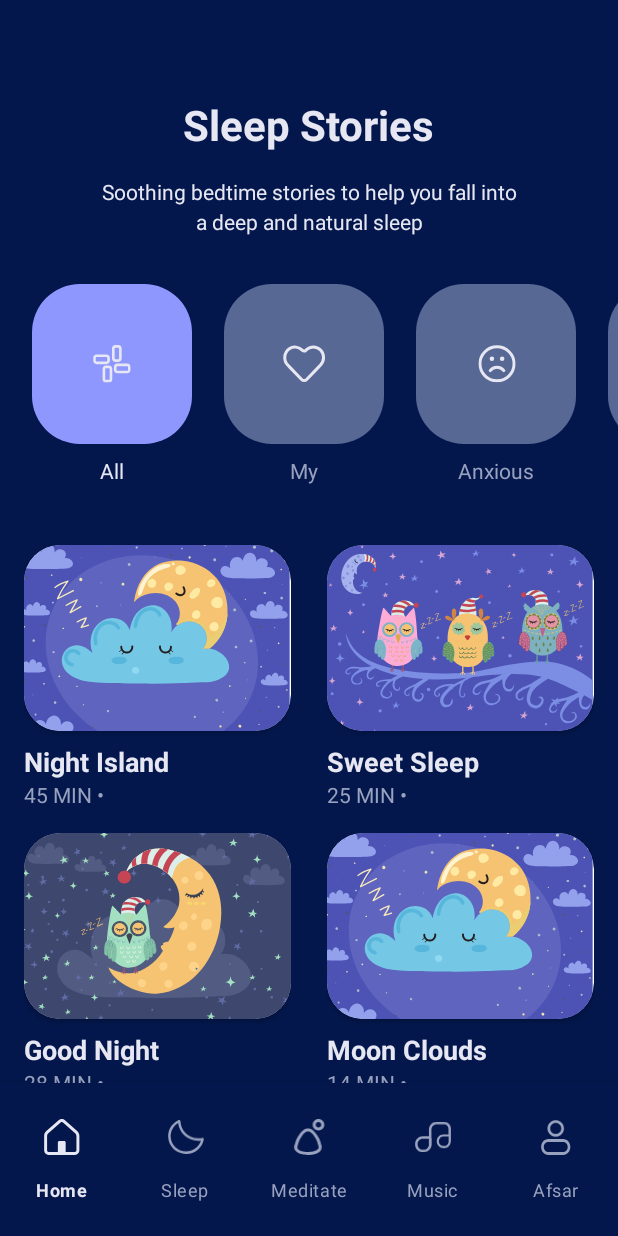
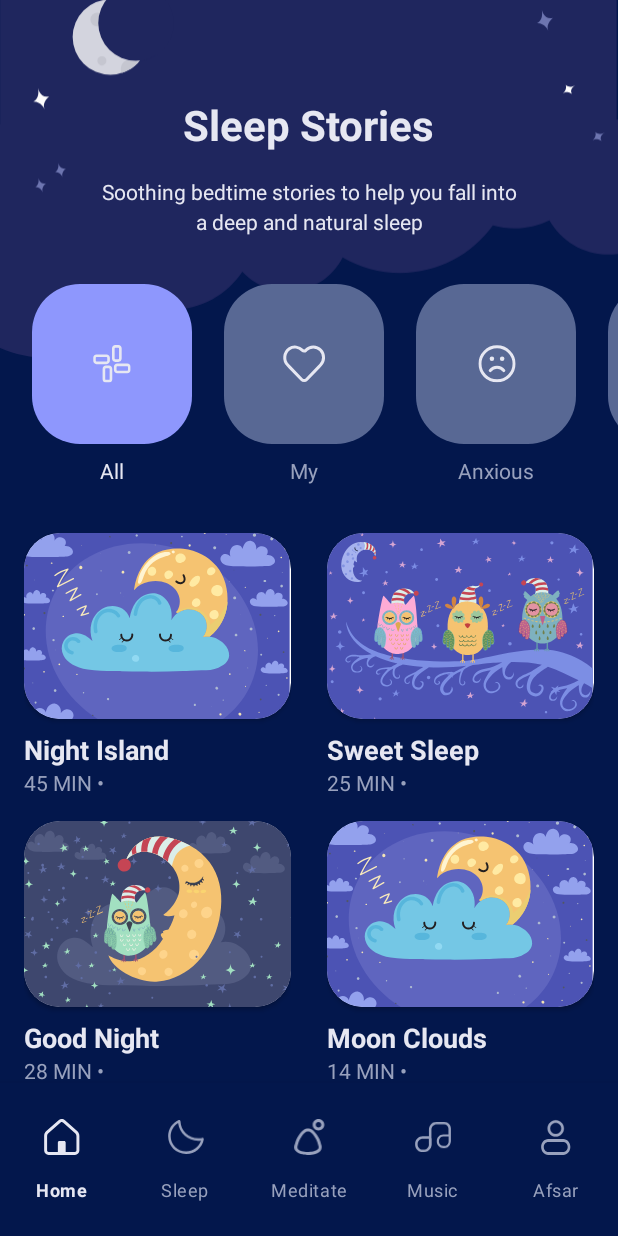
Before and after one commit to DmitryAvanesov/sleep, an Android app: the screen it shows after launch (ListActivity), on a phone screen of 412 x 824 dp. Run offline under Robolectric (Android 15) with nearby library versions, the phone set to English and light mode, and no system bars.

Commit message:
Added a bg image

```diff
--- /dev/null
+++ b/app/src/main/res/drawable/ic_list_background.xml
@@ -0,0 +1,47 @@
+<vector xmlns:android="http://schemas.android.com/apk/res/android"
+    android:width="415dp"
+    android:height="256dp"
+    android:viewportWidth="415"
+    android:viewportHeight="256">
+  <path
+      android:pathData="M0.096,98.17C-29.017,110.713 -49.398,139.665 -49.398,173.378C-49.398,218.585 -12.75,255.232 32.456,255.232C59.93,255.232 84.242,241.697 99.089,220.932C104.091,222.352 109.371,223.112 114.829,223.112C134.806,223.112 152.404,212.926 162.712,197.463C170.278,205.593 181.074,210.679 193.057,210.679C209.256,210.679 223.284,201.385 230.101,187.839C241.436,194.455 254.623,198.245 268.694,198.245C294.364,198.245 317.088,185.63 331.004,166.262C335.577,167.523 340.394,168.197 345.368,168.197C353.823,168.197 361.823,166.25 368.944,162.779C376.793,176.537 391.599,185.812 408.572,185.812C433.75,185.812 454.161,165.4 454.161,140.222C454.161,116.913 436.669,97.69 414.096,94.964L414.096,-20L0.096,-20L0.096,98.17ZM165.642,138.15L165.368,138.15C165.398,138.204 165.427,138.259 165.457,138.314C165.519,138.259 165.581,138.204 165.642,138.15Z"
+      android:fillColor="#1F265E"
+      android:fillType="evenOdd"/>
+  <path
+      android:pathData="M74.154,39.63m-25.37,0a25.37,25.37 0,1 1,50.74 0a25.37,25.37 0,1 1,-50.74 0"
+      android:fillColor="#D3D4DE"/>
+  <path
+      android:pathData="M65.393,27.926m-4.657,0a4.657,4.657 0,1 1,9.315 0a4.657,4.657 0,1 1,-9.315 0"
+      android:fillColor="#C5C6D0"/>
+  <path
+      android:pathData="M84.623,39.416m-6.752,0a6.752,6.752 0,1 1,13.505 0a6.752,6.752 0,1 1,-13.505 0"
+      android:fillColor="#F1F1F3"/>
+  <path
+      android:pathData="M92.984,56.633C89.984,59.953 86.118,62.476 81.743,63.846C81.364,63.002 81.153,62.067 81.153,61.083C81.153,57.354 84.176,54.33 87.906,54.33C89.93,54.33 91.747,55.221 92.984,56.633Z"
+      android:fillColor="#C5C6D0"
+      android:fillType="evenOdd"/>
+  <path
+      android:pathData="M68.411,55.624m-3.019,0a3.019,3.019 0,1 1,6.037 0a3.019,3.019 0,1 1,-6.037 0"
+      android:fillColor="#C5C6D0"/>
+  <path
+      android:pathData="M91.375,30.254m-25.37,0a25.37,25.37 0,1 1,50.74 0a25.37,25.37 0,1 1,-50.74 0"
+      android:fillColor="#1F265E"/>
+  <path
+      android:pathData="M25.569,73.929C25.569,73.929 26.941,81.063 33.09,79.448C33.09,79.448 27.932,83.399 29.913,88.07C29.913,88.07 27.561,82.785 22.27,83.044C22.27,83.044 26.819,81.556 25.569,73.929Z"
+      android:fillColor="#FCFCFC"/>
+  <path
+      android:pathData="M363.836,21.198C363.836,21.198 365.208,28.332 371.357,26.716C371.357,26.716 366.199,30.667 368.18,35.338C368.18,35.338 365.828,30.053 360.537,30.313C360.537,30.313 365.087,28.824 363.836,21.198Z"
+      android:fillColor="#6D75B0"/>
+  <path
+      android:pathData="M25.792,134.167C25.792,134.167 26.731,139.053 30.943,137.946C30.943,137.946 27.41,140.653 28.766,143.852C28.766,143.852 27.156,140.232 23.532,140.41C23.532,140.41 26.648,139.39 25.792,134.167Z"
+      android:fillColor="#6D75B0"/>
+  <path
+      android:pathData="M386.179,72.184C386.179,72.184 381.971,74.335 384.096,77.883C384.096,77.883 380.692,75.377 378.132,77.462C378.132,77.462 381.008,75.034 379.886,71.776C379.886,71.776 381.641,74.348 386.179,72.184Z"
+      android:fillColor="#ffffff"/>
+  <path
+      android:pathData="M39.119,124.148C39.119,124.148 40.058,129.034 44.27,127.928C44.27,127.928 40.737,130.634 42.094,133.833C42.094,133.833 40.483,130.213 36.859,130.391C36.859,130.391 39.975,129.371 39.119,124.148Z"
+      android:fillColor="#6D75B0"/>
+  <path
+      android:pathData="M406.051,103.832C406.051,103.832 401.843,105.983 403.968,109.531C403.968,109.531 400.563,107.025 398.004,109.11C398.004,109.11 400.88,106.682 399.758,103.424C399.758,103.424 401.513,105.996 406.051,103.832Z"
+      android:fillColor="#6D75B0"/>
+</vector>
--- a/app/src/main/res/layout/activity_list.xml
+++ b/app/src/main/res/layout/activity_list.xml
@@ -5,7 +5,7 @@
     android:id="@+id/activity_list"
     android:layout_width="match_parent"
     android:layout_height="match_parent"
-    android:background="@color/background"
+    android:background="@color/dark_blue"
     tools:context=".list.ListActivity">
 
     <ScrollView
@@ -41,7 +41,7 @@
         android:id="@+id/menu"
         android:layout_width="match_parent"
         android:layout_height="wrap_content"
-        android:background="@color/background"
+        android:background="@color/dark_blue"
         android:paddingTop="16dp"
         android:paddingBottom="16dp"
         app:itemIconTint="@color/menu_item"
@@ -50,7 +50,7 @@
         app:layout_constraintBottom_toBottomOf="parent"
         app:layout_constraintEnd_toEndOf="parent"
         app:layout_constraintStart_toStartOf="parent"
-        app:menu="@menu/menu" >
+        app:menu="@menu/menu">
 
     </com.google.android.material.bottomnavigation.BottomNavigationView>
 
--- a/app/src/main/res/layout/fragment_header.xml
+++ b/app/src/main/res/layout/fragment_header.xml
@@ -4,8 +4,19 @@
     android:id="@+id/fragment_header"
     android:layout_width="match_parent"
     android:layout_height="match_parent"
-    android:layout_marginBottom="24dp"
-    android:background="@color/background">
+    android:layout_marginBottom="32dp"
+    android:background="@color/dark_blue"
+    android:backgroundTintMode="add">
+
+    <ImageView
+        android:id="@+id/background_image"
+        android:layout_width="wrap_content"
+        android:layout_height="wrap_content"
+        android:layout_marginTop="-16dp"
+        app:layout_constraintEnd_toEndOf="parent"
+        app:layout_constraintStart_toStartOf="parent"
+        app:layout_constraintTop_toTopOf="parent"
+        app:srcCompat="@drawable/ic_list_background" />
 
     <TextView
         android:id="@+id/header_title"
--- a/app/src/main/res/layout/fragment_list.xml
+++ b/app/src/main/res/layout/fragment_list.xml
@@ -6,7 +6,6 @@
     android:layout_width="match_parent"
     android:layout_height="match_parent"
     android:paddingLeft="16dp"
-    android:paddingTop="16dp"
     android:paddingRight="16dp"
     android:paddingBottom="0dp"
     tools:context=".list.ListFragment">
--- a/app/src/main/res/values/colors.xml
+++ b/app/src/main/res/values/colors.xml
@@ -1,6 +1,6 @@
 <?xml version="1.0" encoding="utf-8"?>
 <resources>
-    <color name="background">#03174C</color>
+    <color name="dark_blue">#03174C</color>
     <color name="light_pink">#E6E7F2</color>
     <color name="pink">#98A1BD</color>
     <color name="bright_pink">#8E97FD</color>
```
